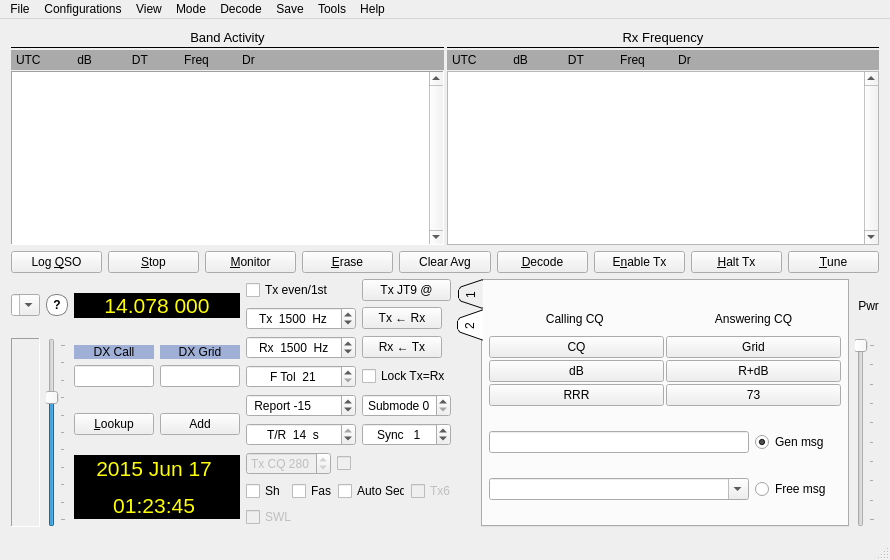
The window that mainwindow.ui (saitohirga/WSJT-X) describes before a commit, drawn with Qt 5.
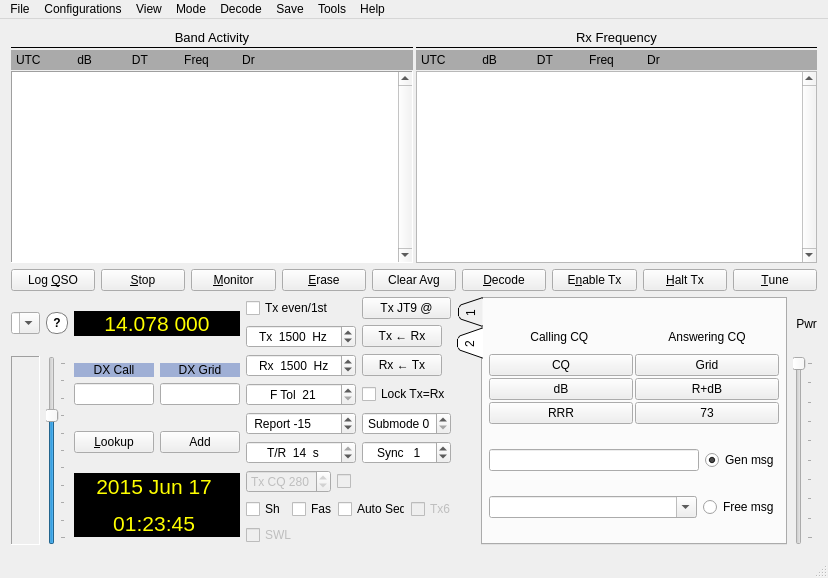
The same window after the commit. Custom widgets are drawn as their Qt base class.

Commit message: Remove unnecessary main window size constraints

Patch:
```diff
--- a/mainwindow.ui
+++ b/mainwindow.ui
@@ -2,14 +2,6 @@
 <ui version="4.0">
  <class>MainWindow</class>
  <widget class="QMainWindow" name="MainWindow">
-  <property name="geometry">
-   <rect>
-    <x>0</x>
-    <y>0</y>
-    <width>890</width>
-    <height>560</height>
-   </rect>
-  </property>
   <property name="windowTitle">
    <string>WSJT-X   by K1JT</string>
   </property>
@@ -2360,14 +2352,6 @@
    </layout>
   </widget>
   <widget class="QMenuBar" name="menuBar">
-   <property name="geometry">
-    <rect>
-     <x>0</x>
-     <y>0</y>
-     <width>890</width>
-     <height>21</height>
-    </rect>
-   </property>
    <widget class="QMenu" name="menuFile">
     <property name="title">
      <string>File</string>
```
